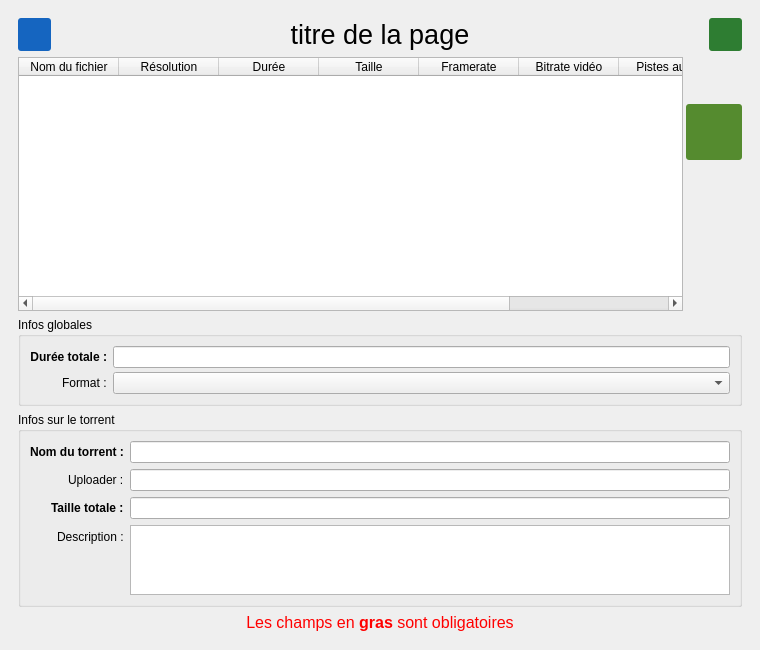
This is tnb_gui.ui in zdimension/t411nfobuilder as Qt 5 draws it before an edit. The edited form follows.
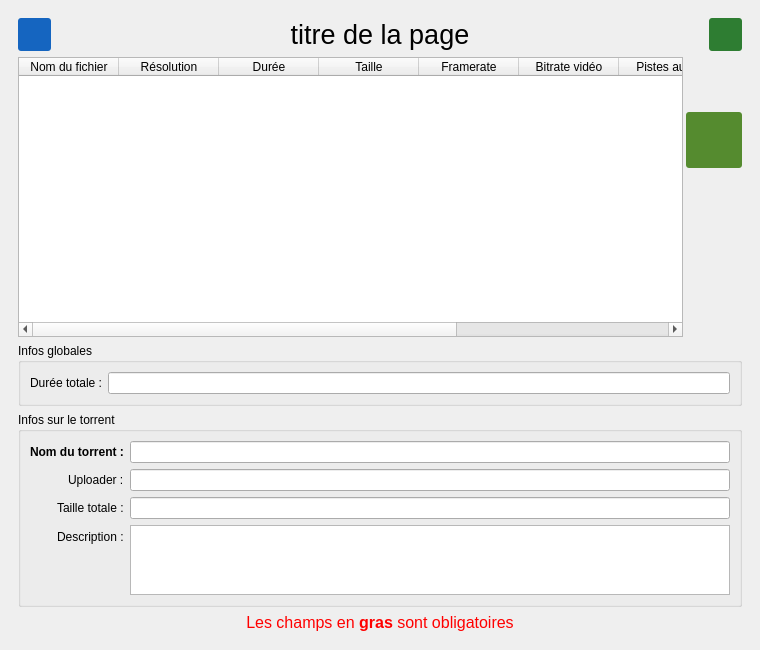
This is the edited form. Icons and pictures are not drawn.

The edit to the form file:
```diff
--- a/tnb_gui.ui
+++ b/tnb_gui.ui
@@ -5270,7 +5270,7 @@
                  <enum>Qt::SolidLine</enum>
                 </property>
                 <property name="columnCount">
-                 <number>8</number>
+                 <number>9</number>
                 </property>
                 <attribute name="verticalHeaderVisible">
                  <bool>false</bool>
@@ -5321,6 +5321,11 @@
                   <string>Pistes sous-titres</string>
                  </property>
                 </column>
+                <column>
+                 <property name="text">
+                  <string>Format</string>
+                 </property>
+                </column>
                </widget>
               </item>
               <item>
@@ -5463,8 +5468,8 @@
                   <widget class="QLabel" name="label_44">
                    <property name="font">
                     <font>
-                     <weight>75</weight>
-                     <bold>true</bold>
+                     <weight>50</weight>
+                     <bold>false</bold>
                     </font>
                    </property>
                    <property name="text">
@@ -5482,39 +5487,6 @@
                    </property>
                   </widget>
                  </item>
-                 <item row="1" column="0">
-                  <widget class="QLabel" name="label_43">
-                   <property name="font">
-                    <font>
-                     <weight>50</weight>
-                     <bold>false</bold>
-                    </font>
-                   </property>
-                   <property name="text">
-                    <string>Format :</string>
-                   </property>
-                  </widget>
-                 </item>
-                 <item row="1" column="1">
-                  <widget class="QComboBox" name="film_format">
-                   <property name="currentText">
-                    <string/>
-                   </property>
-                   <property name="currentIndex">
-                    <number>-1</number>
-                   </property>
-                   <item>
-                    <property name="text">
-                     <string>PAL</string>
-                    </property>
-                   </item>
-                   <item>
-                    <property name="text">
-                     <string>NTSC</string>
-                    </property>
-                   </item>
-                  </widget>
-                 </item>
                 </layout>
                </item>
               </layout>
@@ -6064,8 +6036,8 @@
               <widget class="QLabel" name="label_14">
                <property name="font">
                 <font>
-                 <weight>75</weight>
-                 <bold>true</bold>
+                 <weight>50</weight>
+                 <bold>false</bold>
                 </font>
                </property>
                <property name="text">
```
